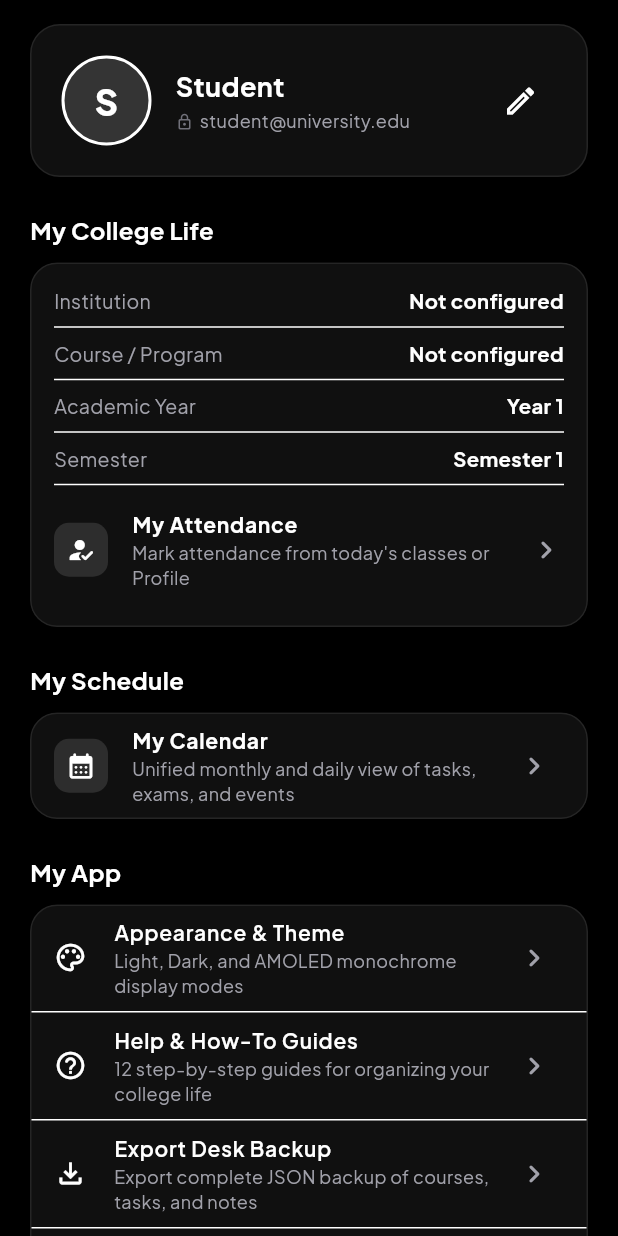
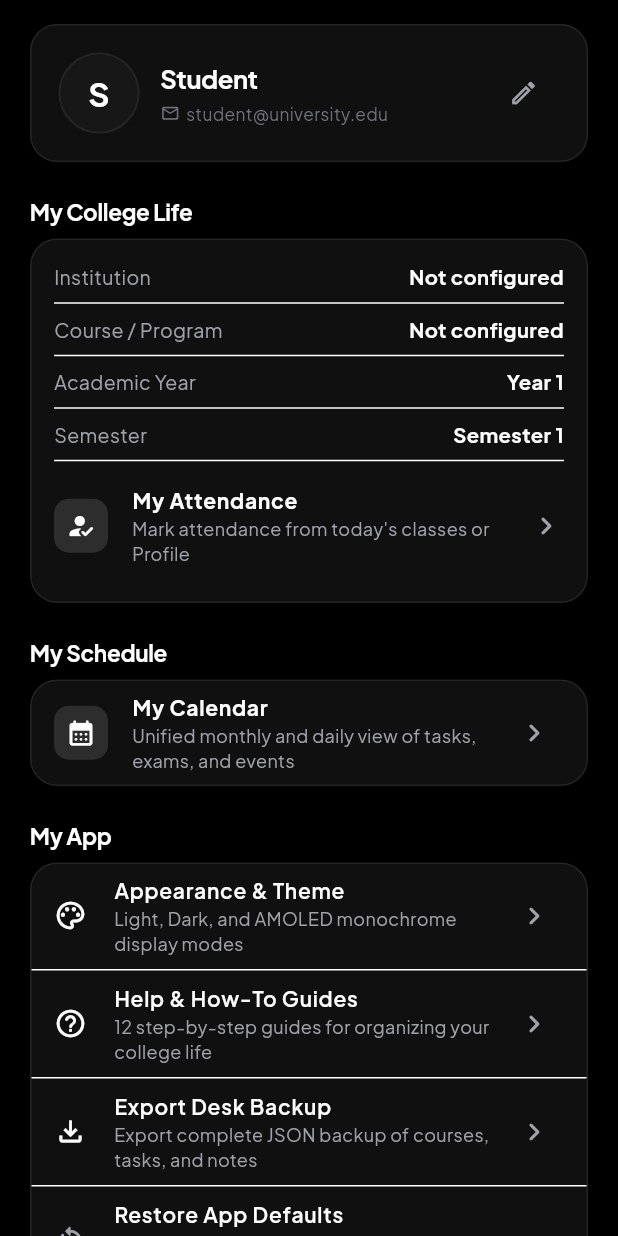
Before and after one commit to bhvyshrm/Studesk, a Flutter app: the ProfileScreen screen opened directly, on a phone screen of 412 x 824 dp. Run offline on Flutter 3.47's test engine with Material 3 defaults, Android fonts, the phone set to English and light mode, and no system bars; our stand-ins replace google_fonts, shared_preferences, supabase_flutter; accounts and stored records are empty; network calls fail.

Commit message:
refactor(profile): simplify profile screen layout

```diff
--- a/lib/features/profile/presentation/profile_screen.dart
+++ b/lib/features/profile/presentation/profile_screen.dart
@@ -579,65 +579,75 @@ class _ProfileScreenState extends State<ProfileScreen> {
                     children: [
                       // Section 10.1: Personal Identity Card
                       Container(
-                        padding: const EdgeInsets.all(20),
+                        padding: const EdgeInsets.symmetric(
+                          horizontal: 18,
+                          vertical: 18,
+                        ),
                         decoration: BoxDecoration(
                           color: stuTheme.surfaceTier1,
-                          borderRadius: BorderRadius.circular(20),
+                          borderRadius: BorderRadius.circular(AppRadii.lg),
                           border: Border.all(color: stuTheme.border),
                         ),
                         child: Row(
+                          crossAxisAlignment: CrossAxisAlignment.center,
                           children: [
                             Container(
-                              width: 60,
-                              height: 60,
+                              width: 54,
+                              height: 54,
                               decoration: BoxDecoration(
-                                color: stuTheme.accent.withValues(alpha: 0.15),
+                                color: stuTheme.surfaceTier2,
                                 shape: BoxShape.circle,
                                 border: Border.all(
-                                  color: stuTheme.accent,
-                                  width: 2,
+                                  color: stuTheme.border,
+                                  width: 1.2,
                                 ),
                               ),
                               alignment: Alignment.center,
                               child: Text(
                                 initials,
                                 style: TextStyle(
-                                  fontSize: 24,
-                                  fontWeight: FontWeight.w800,
-                                  color: stuTheme.accent,
+                                  fontSize: 22,
+                                  fontWeight: FontWeight.w700,
+                                  color: stuTheme.textPrimary,
                                 ),
                               ),
                             ),
-                            const SizedBox(width: 16),
+                            const SizedBox(width: 14),
                             Expanded(
                               child: Column(
                                 crossAxisAlignment: CrossAxisAlignment.start,
+                                mainAxisSize: MainAxisSize.min,
                                 children: [
                                   Text(
                                     profile.effectiveDisplayName,
+                                    maxLines: 1,
+                                    overflow: TextOverflow.ellipsis,
                                     style: TextStyle(
-                                      fontSize: 18,
-                                      fontWeight: FontWeight.bold,
+                                      fontSize: 17,
+                                      fontWeight: FontWeight.w700,
                                       color: stuTheme.textPrimary,
+                                      letterSpacing: -0.3,
                                     ),
                                   ),
                                   if (profile.hasUsername) ...[
                                     const SizedBox(height: 2),
                                     Text(
                                       '@${profile.username}',
+                                      maxLines: 1,
+                                      overflow: TextOverflow.ellipsis,
                                       style: TextStyle(
-                                        fontSize: 12.5,
+                                        fontSize: 12,
                                         fontWeight: FontWeight.w600,
                                         color: stuTheme.textSecondary,
                                       ),
                                     ),
                                   ],
-                                  const SizedBox(height: 2),
+                                  const SizedBox(height: 3),
                                   Row(
                                     children: [
                                       Icon(
-                                        Icons.lock_outline_rounded,
-                                        size: 12,
+                                        Icons.mail_outline_rounded,
+                                        size: 13,
                                         color: stuTheme.textMuted,
                                       ),
                                       const SizedBox(width: 4),
@@ -648,50 +658,56 @@ class _ProfileScreenState extends State<ProfileScreen> {
                                               : 'student@university.edu',
                                           overflow: TextOverflow.ellipsis,
                                           style: TextStyle(
-                                            fontSize: 12,
-                                            color: stuTheme.textSecondary,
+                                            fontSize: 11.5,
+                                            color: stuTheme.textMuted,
                                           ),
                                         ),
                                       ),
                                     ],
                                   ),
                                   if (profile.bio.isNotEmpty) ...[
-                                    const SizedBox(height: 4),
+                                    const SizedBox(height: 3),
                                     Text(
                                       profile.bio,
                                       maxLines: 1,
                                       overflow: TextOverflow.ellipsis,
                                       style: TextStyle(
-                                        fontSize: 12,
-                                        color: stuTheme.textMuted,
+                                        fontSize: 11.5,
+                                        color: stuTheme.textSecondary,
                                       ),
                                     ),
                                   ],
                                 ],
                               ),
                             ),
+                            const SizedBox(width: 8),
                             IconButton(
-                              icon: const Icon(Icons.edit_outlined),
-                              color: stuTheme.accent,
+                              icon: const Icon(Icons.edit_outlined, size: 20),
+                              color: stuTheme.textSecondary,
                               tooltip: 'Edit Profile',
                               onPressed: _showEditProfileDialog,
+                              style: IconButton.styleFrom(
+                                shape: const CircleBorder(),
+                                padding: const EdgeInsets.all(8),
+                              ),
                             ),
                           ],
                         ),
                       ),
 
-                      const SizedBox(height: 24),
+                      const SizedBox(height: 22),
 
                       // Section 10.2: My College Life
                       Text(
                         'My College Life',
                         style: TextStyle(
-                          fontSize: 16,
-                          fontWeight: FontWeight.bold,
+                          fontSize: 15,
+                          fontWeight: FontWeight.w700,
                           color: stuTheme.textPrimary,
+                          letterSpacing: -0.2,
                         ),
                       ),
-                      const SizedBox(height: 10),
+                      const SizedBox(height: 8),
                       Material(
                         color: stuTheme.surfaceTier1,
                         shape: RoundedRectangleBorder(
@@ -785,18 +801,19 @@ class _ProfileScreenState extends State<ProfileScreen> {
                         ),
                       ),
 
-                      const SizedBox(height: 24),
+                      const SizedBox(height: 22),
 
                       // Section 10.3: My Calendar
                       Text(
                         'My Schedule',
                         style: TextStyle(
-                          fontSize: 16,
-                          fontWeight: FontWeight.bold,
+                          fontSize: 15,
+                          fontWeight: FontWeight.w700,
                           color: stuTheme.textPrimary,
+                          letterSpacing: -0.2,
                         ),
                       ),
-                      const SizedBox(height: 10),
+                      const SizedBox(height: 8),
                       Material(
                         color: stuTheme.surfaceTier1,
                         shape: RoundedRectangleBorder(
@@ -848,18 +865,19 @@ class _ProfileScreenState extends State<ProfileScreen> {
                         ),
                       ),
 
-                      const SizedBox(height: 24),
+                      const SizedBox(height: 22),
 
                       // Section 10.4: My App Settings & Guides
                       Text(
                         'My App',
                         style: TextStyle(
-                          fontSize: 16,
-                          fontWeight: FontWeight.bold,
+                          fontSize: 15,
+                          fontWeight: FontWeight.w700,
                           color: stuTheme.textPrimary,
+                          letterSpacing: -0.2,
                         ),
                       ),
-                      const SizedBox(height: 10),
+                      const SizedBox(height: 8),
                       Material(
                         color: stuTheme.surfaceTier1,
                         shape: RoundedRectangleBorder(
```
